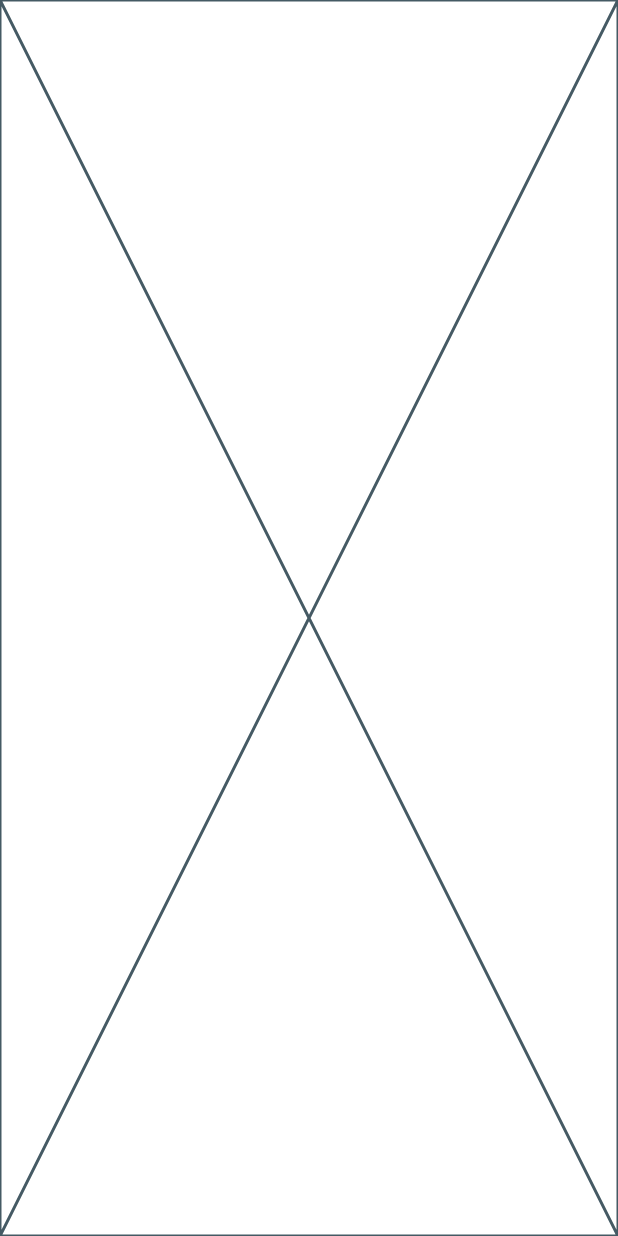
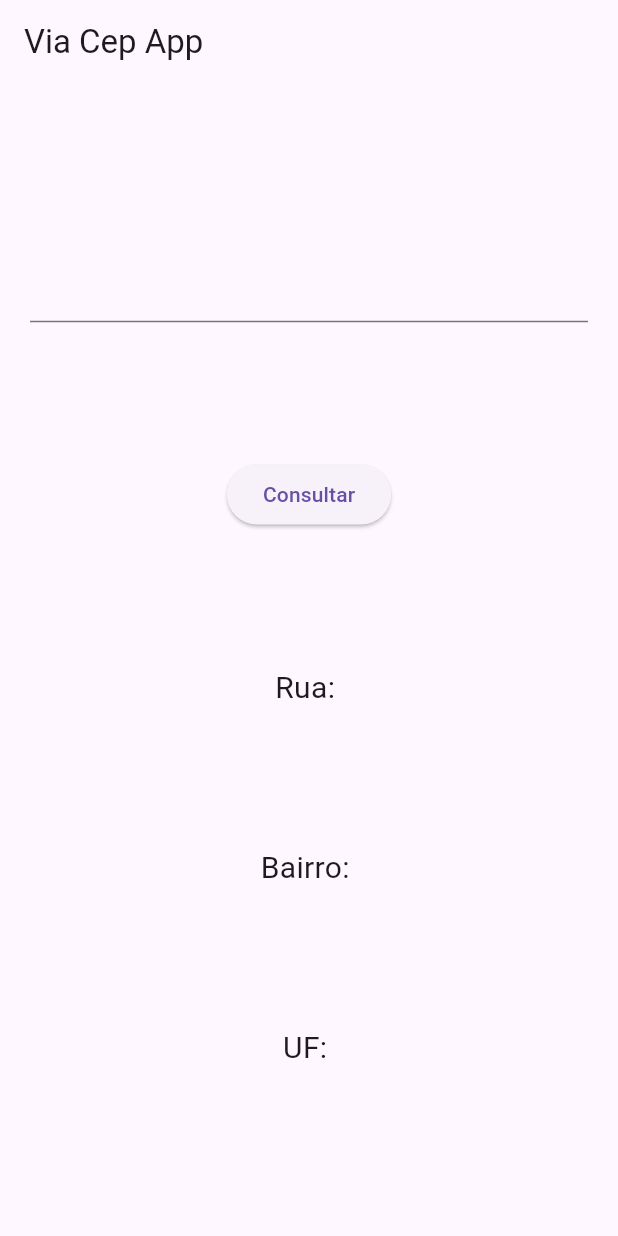
Before and after one commit to SrLuppo/viacep_app, a Flutter app: the screen it shows after launch, on a phone screen of 412 x 824 dp. Run offline on Flutter 3.47's test engine with Material 3 defaults, Android fonts, the phone set to English and light mode, and no system bars.

Commit message:
app-via-cep

```diff
--- a/lib/home.dart
+++ b/lib/home.dart
@@ -1,5 +1,7 @@
+import 'dart:convert';
+
 import 'package:flutter/material.dart';
-
+import 'package:http/http.dart' as http;
 class Home extends StatefulWidget {
   const Home({super.key});
 
@@ -8,8 +10,62 @@ class Home extends StatefulWidget {
 }
 
 class _HomeState extends State<Home> {
+  TextEditingController cepController = TextEditingController();
+  String rua = "", bairro = "" , uf = "";
+
+  void getCep() async {
+    String url = "https://viacep.com.br/ws/" + cepController.text + "/json";
+    http.Response response = await http.get(Uri.parse(url));
+    print(response.statusCode.toString());
+    print(response.body);
+
+    Map<String, dynamic> cepData = jsonDecode(response.body);
+
+    rua = cepData["logradouro"];
+    bairro = cepData["bairro"];
+    uf = cepData["uf"];
+
+    setState(() {
+
+    });
+
+  }
+
   @override
   Widget build(BuildContext context) {
-    return const Placeholder();
+    return Scaffold(
+      appBar: AppBar(title: Text("Via Cep App"),),
+      body: Center(
+        child: Container(
+          padding: EdgeInsets.all(20),
+          child: Column(
+            mainAxisAlignment: MainAxisAlignment.spaceEvenly,
+            children: [
+              TextField(
+                controller: cepController
+              ),
+              ElevatedButton(
+                onPressed: getCep,
+                child: Text("Consultar")
+              ),
+              Text("Rua: $rua",
+                style: TextStyle(
+                  fontSize: 20
+                ),
+              ),
+              Text("Bairro: $bairro",
+                style: TextStyle(
+                  fontSize: 20
+                ),
+              ),
+              Text("UF: $uf",
+                style: TextStyle(
+                  fontSize: 20
+                ),
+              )
+              ],) ,
+        ),
+      ),
+    );
   }
 }
--- a/pubspec.yaml
+++ b/pubspec.yaml
@@ -39,6 +39,8 @@ dependencies:
 dev_dependencies:
   flutter_test:
     sdk: flutter
+
+  http: ^0.13.4
 
   # The "flutter_lints" package below contains a set of recommended lints to
   # encourage good coding practices. The lint set provided by the package is
```
Also changed, not shown: pubspec.lock, 1 other file.
